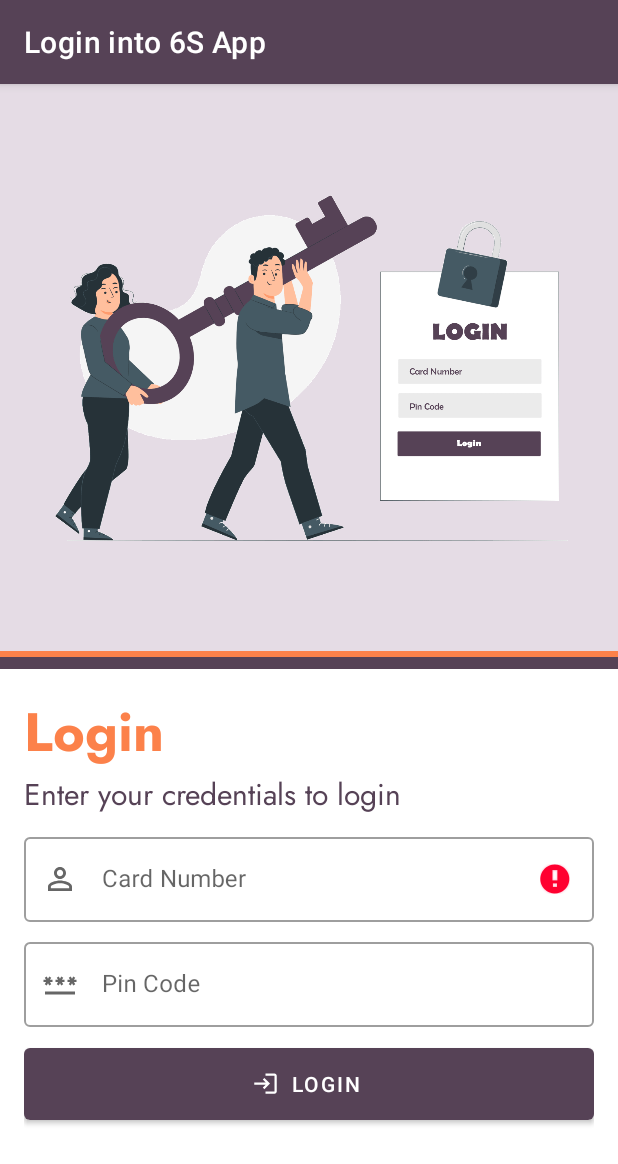
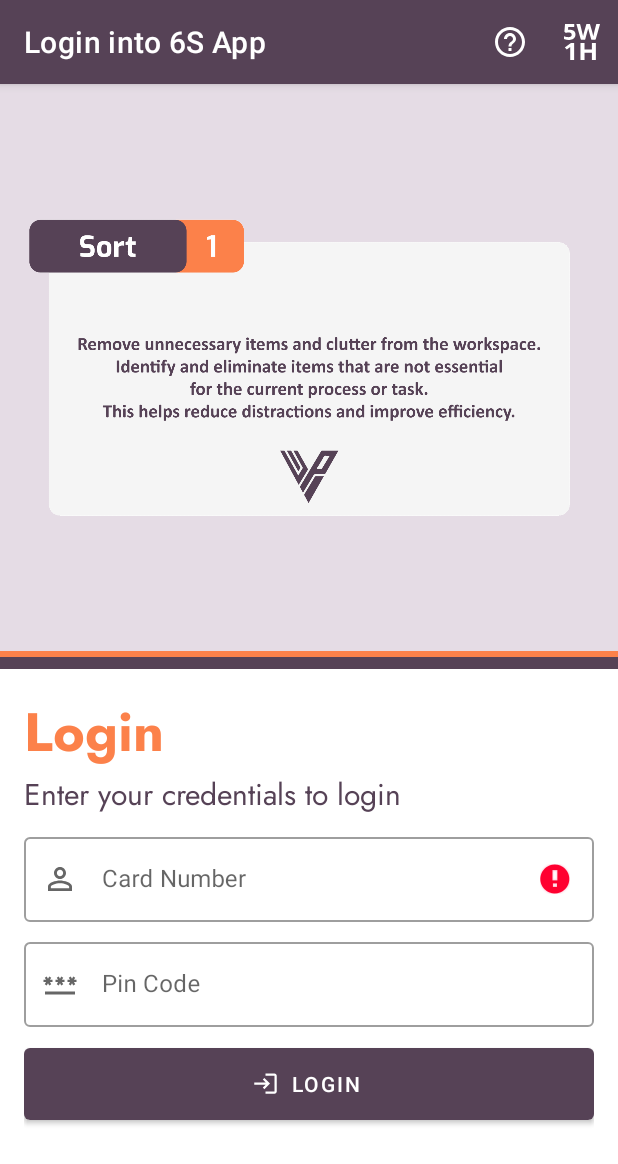
Before and after one commit to umairmushtaq109/SixSApp, an Android app: the screen it shows after launch (LoginActivity), after a tap on "LOGIN", on a phone screen of 412 x 824 dp. Shown: the top 1164 px of the screen. Run offline under Robolectric (Android 15) with nearby library versions, the phone set to English and light mode, and no system bars; libraries missing offline, so code that uses them is left out: com.azhon.appupdate, com.karumi.dexter, me.relex.circleindicator; 4 statements that could not run were skipped.

Commit message:
Added 5W1H

```diff
--- a/app/src/main/java/com/example/sixsapp/activities/MainActivity.java
+++ b/app/src/main/java/com/example/sixsapp/activities/MainActivity.java
@@ -197,6 +197,9 @@ public class MainActivity extends AppCompatActivity implements InitiateDialog.Di
         if (id == R.id.action_reports){
             startActivity(new Intent(MainActivity.this, ReportsActivity.class));
         }
+        if (id == R.id.action_fwoh){
+            Global.Open5W1H(MainActivity.this);
+        }
         return true;
     }
 
--- /dev/null
+++ b/app/src/main/res/drawable/baseline_help_outline_24.xml
@@ -0,0 +1,5 @@
+<vector android:autoMirrored="true" android:height="24dp"
+    android:tint="#FFFFFF" android:viewportHeight="24"
+    android:viewportWidth="24" android:width="24dp" xmlns:android="http://schemas.android.com/apk/res/android">
+    <path android:fillColor="@android:color/white" android:pathData="M11,18h2v-2h-2v2zM12,2C6.48,2 2,6.48 2,12s4.48,10 10,10 10,-4.48 10,-10S17.52,2 12,2zM12,20c-4.41,0 -8,-3.59 -8,-8s3.59,-8 8,-8 8,3.59 8,8 -3.59,8 -8,8zM12,6c-2.21,0 -4,1.79 -4,4h2c0,-1.1 0.9,-2 2,-2s2,0.9 2,2c0,2 -3,1.75 -3,5h2c0,-2.25 3,-2.5 3,-5 0,-2.21 -1.79,-4 -4,-4z"/>
+</vector>
--- /dev/null
+++ b/app/src/main/res/drawable/unnamed_removebg_preview.xml
@@ -0,0 +1,7 @@
+<vector android:height="24dp" android:viewportHeight="441.32"
+    android:viewportWidth="398" android:width="24dp" xmlns:android="http://schemas.android.com/apk/res/android">
+    <path android:fillColor="#fff" android:pathData="M211.59,149.94c2.08,-11 3.6,-22.07 6.32,-32.87C227.41,79.31 237.34,41.66 247,4c0.75,-2.92 2.17,-4 5.2,-3.91 10,0.17 19.94,0.26 29.9,0 4,-0.12 5.61,1.26 6.51,5 11.53,48 26.93,95.12 34.62,144.08 0,0.07 0.24,0.11 0.68,0.28 2.39,-12.17 4.46,-24.36 7.2,-36.39q12.39,-54.34 25.3,-108.56c0.39,-1.63 2.28,-4.11 3.53,-4.14C372.39,0 384.82,0.13 398,0.13c-0.64,3 -1.06,5.38 -1.65,7.72q-22.82,89.69 -45.56,179.38c-1.12,4.46 -2.94,5.91 -7.51,5.79 -12.28,-0.33 -24.57,0 -36.85,-0.26 -1.73,0 -4.59,-1.68 -4.95,-3.09 -11.77,-45.6 -23.3,-91.26 -34.49,-135.46 -1.3,6.44 -2.65,14.86 -4.71,23.1C253,114.57 243.5,151.78 234.16,189c-0.73,2.92 -2.12,4 -5.17,3.94 -12.45,-0.15 -24.92,-0.25 -37.37,0 -4.21,0.1 -5.82,-1.35 -6.82,-5.32C175,148.55 164.93,109.46 155,70.35q-8.16,-32 -16.27,-64.1c-0.43,-1.69 -0.76,-3.41 -1.37,-6.15h13.62c7.65,0 15.31,-0.2 22.95,0.17 1.66,0.08 4.34,1.93 4.67,3.4q16.22,71.51 32,143.1a30.45,30.45 0,0 1,0.37 3.17Z"/>
+    <path android:fillColor="#fff" android:pathData="M226.84,233.3v80.54h81.53v-80.4h44V440.76H308.55V352.2H227.07v88.58c-2.17,0.19 -3.71,0.43 -5.26,0.43 -11.39,0 -22.78,-0.13 -34.17,0.1 -4.08,0.09 -5.94,-1 -5.52,-5.35 0.28,-2.82 0,-5.69 0,-8.53q0,-93.69 0,-187.37c0,-7 0,-7 6.87,-7q15.75,0 31.5,0C222.45,233 224.36,233.19 226.84,233.3Z"/>
+    <path android:fillColor="#fff" android:pathData="M47.16,35.42c-1,12.43 -2,24.07 -3,36.33 4.56,-0.62 8.56,-1.75 12.51,-1.59 10.23,0.41 20.8,0 30.59,2.44 19.94,5 32.93,18.42 37.13,38.58 5.49,26.44 1.75,50.88 -20.57,69.17 -12,9.8 -26.46,13.56 -41.62,14.73 -19.36,1.49 -38.35,-0.07 -56.62,-7.39 -3.95,-1.58 -5.78,-3.64 -5.59,-8.23 0.41,-9.69 0.13,-19.41 0.13,-28.91 10.42,3.19 20,7.23 30.05,8.88 10.21,1.69 21,2.38 31.2,1.06 16.54,-2.14 24,-12.58 23.45,-29.54C84.38,115.38 76,106.55 60,104c-10.78,-1.71 -21.33,-0.65 -31.76,1.77 -5.49,1.27 -10.09,0.87 -15.08,-2.11C3.76,98 3.79,98.33 4.68,87.29Q7.86,47.66 10.67,8c0.57,-7.89 0.41,-7.91 8,-7.91C48.43,0.1 78.16,0.18 107.88,0c4.33,0 6,1.06 5.77,5.61 -0.34,8 -0.4,16 0,24 0.26,4.94 -1.64,5.92 -6.13,5.86 -17.8,-0.22 -35.6,-0.09 -53.4,-0.09Z"/>
+    <path android:fillColor="#fff" android:pathData="M68.76,282.05 L30.87,313.71 9.29,286.87c1.17,-1.12 2.09,-2.16 3.16,-3 20.05,-15.95 40.05,-32 60.25,-47.7a15.7,15.7 0,0 1,8.6 -3c10.1,-0.36 20.23,-0.14 30.83,-0.14V440.71H68.76Z"/>
+</vector>
--- /dev/null
+++ b/app/src/main/res/menu/about_menu.xml
@@ -0,0 +1,15 @@
+<?xml version="1.0" encoding="utf-8"?>
+<menu xmlns:android="http://schemas.android.com/apk/res/android"
+    xmlns:app="http://schemas.android.com/apk/res-auto">
+    <item
+        android:id="@+id/action_about"
+        android:title="About App"
+        android:icon="@drawable/baseline_help_outline_24"
+        app:showAsAction="always" />
+
+    <item
+        android:id="@+id/action_fwoh"
+        android:title="5W1H"
+        android:icon="@drawable/unnamed_removebg_preview"
+        app:showAsAction="always" />
+</menu>
--- a/app/src/main/res/menu/settings_menu.xml
+++ b/app/src/main/res/menu/settings_menu.xml
@@ -18,4 +18,10 @@
         android:title="Settings"
         android:icon="@drawable/baseline_settings_24"
         />
+
+    <item
+        android:id="@+id/action_fwoh"
+        android:title="5W1H"
+        android:icon="@drawable/unnamed_removebg_preview"
+        app:showAsAction="always" />
 </menu>
```
Also changed, not shown: app/build.gradle (+4 -3 lines), app/src/main/java/com/example/sixsapp/activities/LoginActivity.java (+76 -12 lines), app/src/main/java/com/example/sixsapp/utilis/Global.java (+8 -1 lines), app/src/main/res/drawable/ic_5w1h.xml (added, +19 -0 lines), app/src/main/res/layout/custom_image_5w1h.xml (added, +14 -0 lines), app/src/main/res/layout/dialog_app_info.xml (added, +56 -0 lines), app/src/main/res/layout/dialog_initiate_audit.xml (+13 -1 lines), app/src/main/res/drawable-hdpi/ic_fwoh.png (added), app/src/main/res/drawable-mdpi/ic_fwoh.png (added), app/src/main/res/drawable-xhdpi/ic_fwoh.png (added), app/src/main/res/drawable-xxhdpi/ic_fwoh.png (added), app/src/main/res/drawable-xxxhdpi/ic_fwoh.png (added).
